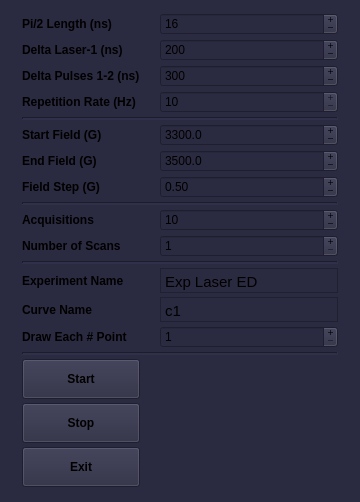
The window that atomize/control_center/gui/laser_main_window.ui (Anatoly1010/Atomize_NIOCH) describes before a commit, drawn with Qt 5.
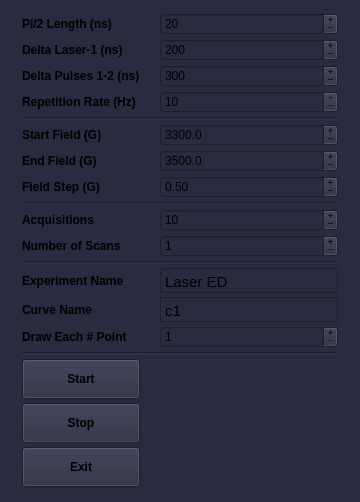
The same window after the commit.

The edit to the form file:
```diff
--- a/atomize/control_center/gui/laser_main_window.ui
+++ b/atomize/control_center/gui/laser_main_window.ui
@@ -171,7 +171,7 @@
 &lt;html&gt;&lt;head&gt;&lt;meta name=&quot;qrichtext&quot; content=&quot;1&quot; /&gt;&lt;style type=&quot;text/css&quot;&gt;
 p, li { white-space: pre-wrap; }
 &lt;/style&gt;&lt;/head&gt;&lt;body style=&quot; font-family:'MS Shell Dlg 2'; font-size:8.25pt; font-weight:400; font-style:normal;&quot;&gt;
-&lt;p style=&quot; margin-top:7px; margin-bottom:7px; margin-left:0px; margin-right:0px; -qt-block-indent:0; text-indent:0px;&quot;&gt;&lt;span style=&quot; font-family:'Ubuntu'; font-size:11pt;&quot;&gt;Exp Laser ED&lt;/span&gt;&lt;/p&gt;&lt;/body&gt;&lt;/html&gt;</string>
+&lt;p style=&quot; margin-top:7px; margin-bottom:7px; margin-left:0px; margin-right:0px; -qt-block-indent:0; text-indent:0px;&quot;&gt;&lt;span style=&quot; font-family:'Ubuntu'; font-size:11pt;&quot;&gt;Laser ED&lt;/span&gt;&lt;/p&gt;&lt;/body&gt;&lt;/html&gt;</string>
         </property>
         <property name="overwriteMode">
          <bool>true</bool>
@@ -563,7 +563,7 @@
          <number>2</number>
         </property>
         <property name="value">
-         <number>16</number>
+         <number>20</number>
         </property>
        </widget>
       </item>
```
